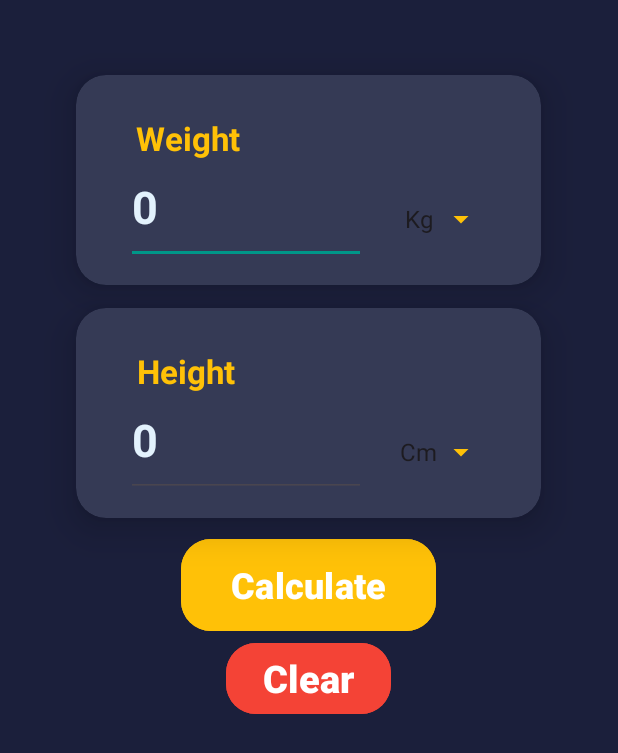
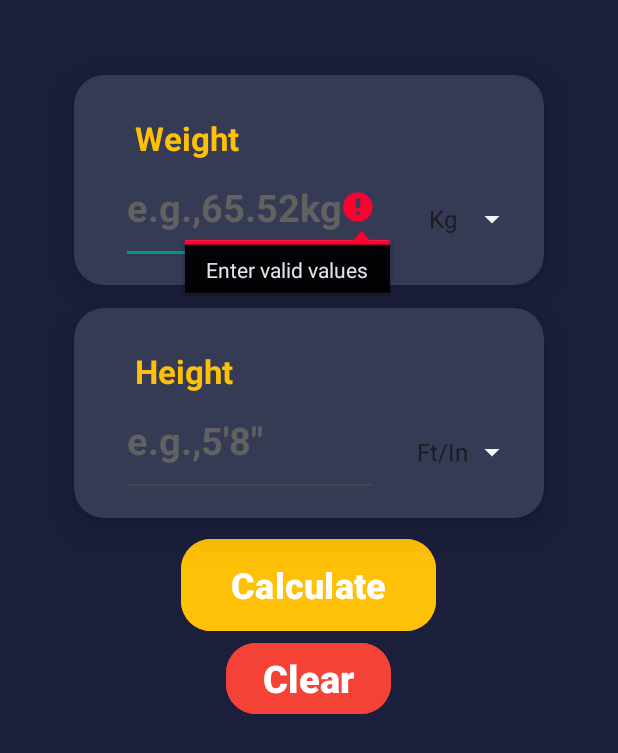
Before and after one commit to haroonwaheed19/BMICalCulator, an Android app: the screen it shows after launch (MainActivity), after a tap on "Calculate", on a phone screen of 412 x 824 dp. Shown: the top 753 px of the screen. Run offline under Robolectric (Android 15) with nearby library versions, the phone set to English and light mode, and no system bars.

Commit message:
Added the functionality to select height in feet/inches

```diff
--- a/app/src/main/java/com/example/bmicalculator/MainActivity.kt
+++ b/app/src/main/java/com/example/bmicalculator/MainActivity.kt
@@ -2,14 +2,17 @@ package com.example.bmicalculator
 
 import android.os.Bundle
 import android.view.View
-import android.widget.*
+import android.widget.AdapterView
+import android.widget.Button
+import android.widget.EditText
+import android.widget.Spinner
+import android.widget.TextView
 import androidx.appcompat.app.AppCompatActivity
+import androidx.cardview.widget.CardView
 import androidx.core.content.ContextCompat
-import androidx.core.view.ViewCompat
-import androidx.core.view.WindowInsetsCompat
-import androidx.cardview.widget.CardView
 
 class MainActivity : AppCompatActivity() {
+
     private lateinit var weightText: EditText
     private lateinit var heightText: EditText
     private lateinit var description: TextView
@@ -19,19 +22,12 @@ class MainActivity : AppCompatActivity() {
     private lateinit var clearBtn: Button
     private lateinit var weightSpinner: Spinner
     private lateinit var heightSpinner: Spinner
-    private lateinit var cvVisibility: CardView // Changed from EditText to CardView
+    private lateinit var cvVisibility: CardView
 
     override fun onCreate(savedInstanceState: Bundle?) {
         super.onCreate(savedInstanceState)
         setContentView(R.layout.activity_main)
 
-        ViewCompat.setOnApplyWindowInsetsListener(findViewById(R.id.main)) { v, insets ->
-            val systemBars = insets.getInsets(WindowInsetsCompat.Type.systemBars())
-            v.setPadding(systemBars.left, systemBars.top, systemBars.right, systemBars.bottom)
-            insets
-        }
-
-        // Initialize views
         weightText = findViewById(R.id.etWeight)
         heightText = findViewById(R.id.etHeight)
         result = findViewById(R.id.tvResultIndex)
@@ -41,7 +37,7 @@ class MainActivity : AppCompatActivity() {
         clearBtn = findViewById(R.id.btnClear)
         heightSpinner = findViewById(R.id.heightSpinner)
         weightSpinner = findViewById(R.id.weightSpinner)
-        cvVisibility = findViewById(R.id.cvResult) // Initialize as CardView
+        cvVisibility = findViewById(R.id.cvResult)
 
         // Clear button functionality
         clearBtn.setOnClickListener {
@@ -53,80 +49,103 @@ class MainActivity : AppCompatActivity() {
             cvVisibility.visibility = View.GONE
         }
 
-        // Calculate button functionality
+        // Add spinner listeners to dynamically update hints
+        weightSpinner.onItemSelectedListener = object : AdapterView.OnItemSelectedListener {
+            override fun onItemSelected(
+                    parent: AdapterView<*>,
+                    view: View?,
+                    position: Int,
+                    id: Long
+            ) {
+                when (parent.getItemAtPosition(position).toString()) {
+                    "Kg" -> weightText.hint = "e.g.,65.52kg"
+                    "Pounds" -> weightText.hint = "e.g.,142.32lb"
+                }
+            }
+
+            override fun onNothingSelected(parent: AdapterView<*>) {}
+        }
+
+        heightSpinner.onItemSelectedListener = object : AdapterView.OnItemSelectedListener {
+            override fun onItemSelected(
+                    parent: AdapterView<*>,
+                    view: View?,
+                    position: Int,
+                    id: Long
+            ) {
+                when (parent.getItemAtPosition(position).toString()) {
+                    "Ft/In" -> heightText.hint = "e.g.,5'8\""
+                    "Cm" -> heightText.hint = "e.g.,172.20cm"
+                    "M" -> heightText.hint = "e.g.,1.72m"
+                }
+            }
+
+            override fun onNothingSelected(parent: AdapterView<*>) {}
+        }
+
+        // Calculate button action
         calculateBtn.setOnClickListener {
             val weightStr = weightText.text.toString()
             val heightStr = heightText.text.toString()
 
             if (validateInput(weightStr, heightStr)) {
-                val weight = weightStr.toFloatOrNull()
-                val height = heightStr.toFloatOrNull()
-                if (weight != null && height != null && weight > 0 && height > 0) {
-                    when {
-                        weightSpinner.selectedItem == "Kg" && heightSpinner.selectedItem == "Cm" -> {
-                            val bmi = calculateBMI(weight, height)
-                            displayResult(bmi)
-                        }
+                var weight = weightStr.toFloat()
+                val heightUnit = heightSpinner.selectedItem.toString()
 
-                        weightSpinner.selectedItem == "Pounds" && heightSpinner.selectedItem == "Cm" -> {
-                            val res = convertToKg(weight)
-                            val bmi = calculateBMI(res, height)
-                            displayResult(bmi)
-                        }
+                // Convert weight based on selected unit
+                when (weightSpinner.selectedItem.toString()) {
+                    "Pounds" -> weight *= 0.453592f // Convert pounds to kilograms
+                }
 
-                        heightSpinner.selectedItem == "M" && weightSpinner.selectedItem == "Pounds" -> {
-                            val res = convertToKg(weight)
-                            var bmi = res / (height * height)
-                            bmi = String.format("%.2f", bmi).toFloat()
-                            displayResult(bmi)
-                        }
+                // Convert height based on selected unit
+                var height = 0f
+                when (heightUnit) {
+                    "Ft/In" -> {
+                        val feet = heightStr.toFloat()
+                        val inches = (feet * 12).toFloat()
+                        val cm = (inches * 2.54).toFloat()
+                        height = cm / 100 // Convert to meters
+                    }
 
-                        heightSpinner.selectedItem == "M" && weightSpinner.selectedItem == "Kg" -> {
-                            var bmi = weight / (height * height)
-                            bmi = String.format("%.2f", bmi).toFloat()
-                            displayResult(bmi)
-                        }
-                    }
+                    "Cm" -> height = heightStr.toFloat() / 100 // Convert cm to meters
+                    "M" -> height = heightStr.toFloat() // Already in meters
+                }
+
+                if (height > 0) {
+                    val bmi = calculateBMI(weight, height)
+                    showBMIResult(bmi)
                 } else {
-                    Toast.makeText(this, "Invalid input", Toast.LENGTH_LONG).show()
+                    heightText.error = "Enter a valid height"
                 }
             }
         }
     }
 
-    private fun convertToKg(weight: Float): Float {
-        return weight * 0.45359237f
+    // Validate input fields
+    private fun validateInput(
+            weightStr: String,
+            heightStr: String
+    ): Boolean {
+        if (weightStr.isEmpty() || heightStr.isEmpty()) {
+            weightText.error = "Enter valid values"
+            return false
+        }
+        return true
     }
 
-    private fun calculateBMI(weight: Float, height: Float): Float {
-        val heightValue = height / 100
-        var bmi = weight / (heightValue * heightValue)
-        bmi = String.format("%.2f", bmi).toFloat()
-        return bmi
+    // BMI calculation formula
+    private fun calculateBMI(
+            weight: Float,
+            height: Float
+    ): Float {
+        return weight / (height * height)
     }
 
-    private fun validateInput(weight: String?, height: String?): Boolean {
-        return when {
-            weight.isNullOrEmpty() -> {
-                Toast.makeText(this, "Weight is Empty", Toast.LENGTH_LONG).show()
-                false
-            }
+    // Display BMI result
+    private fun showBMIResult(bmi: Float) {
+        cvVisibility.visibility = View.VISIBLE
 
-            height.isNullOrEmpty() -> {
-                Toast.makeText(this, "Height is Empty", Toast.LENGTH_LONG).show()
-                false
-            }
-
-            else -> true
-        }
-    }
-
-    private fun displayResult(bmi: Float) {
-        cvVisibility.visibility = View.VISIBLE // Set CardView visibility to visible
-        val infoText = "Normal range is 18.50 - 24.99"
-
-        result.text = bmi.toString()
-        info.text = infoText
+        result.text = String.format("%.2f", bmi)
 
         var resultText = ""
         var color = 0
@@ -134,26 +153,31 @@ class MainActivity : AppCompatActivity() {
         when {
             bmi < 18.50 -> {
                 resultText = "You are Underweight"
-                color = R.color.dark_pink
+                color = R.color.under_weight
+                info.text = getString(R.string.underweight)
             }
 
             bmi in 18.50..24.99 -> {
-                resultText = "You are Healthy"
+                resultText = "Healthy"
                 color = R.color.dark_green
+                info.text = getString(R.string.normal)
             }
 
             bmi in 25.00..29.99 -> {
-                resultText = "You are Overweight"
-                color = R.color.red_700
+                resultText = "Overweight"
+                color = R.color.OVERWEIGHT
+                info.text = getString(R.string.overweight)
             }
 
             bmi > 29.99 -> {
-                resultText = "You are Obese"
-                color = R.color.dark_red
+                resultText = "Obese"
+                color = R.color.Obese
+                info.text = getString(R.string.obese)
             }
         }
 
         description.setTextColor(ContextCompat.getColor(this, color))
+        info.setTextColor(ContextCompat.getColor(this, color))
         description.text = resultText
     }
 }
--- a/app/src/main/res/layout/activity_main.xml
+++ b/app/src/main/res/layout/activity_main.xml
@@ -1,5 +1,6 @@
 <?xml version="1.0" encoding="utf-8"?>
-<androidx.constraintlayout.widget.ConstraintLayout xmlns:android="http://schemas.android.com/apk/res/android"
+<androidx.constraintlayout.widget.ConstraintLayout
+    xmlns:android="http://schemas.android.com/apk/res/android"
     xmlns:app="http://schemas.android.com/apk/res-auto"
     xmlns:tools="http://schemas.android.com/tools"
     android:id="@+id/main"
@@ -15,11 +16,11 @@
         <LinearLayout
             android:layout_width="match_parent"
             android:layout_height="wrap_content"
-            android:orientation="vertical" >
+            android:orientation="vertical">
 
             <androidx.cardview.widget.CardView
                 android:id="@+id/cvWeight"
-                android:layout_width="@dimen/dim_310"
+                android:layout_width="@dimen/dim_313"
                 android:layout_height="@dimen/dim_140"
                 android:layout_gravity="center_horizontal"
                 android:layout_marginTop="@dimen/dim_50"
@@ -37,8 +38,8 @@
                         android:id="@+id/tvWeight"
                         android:layout_width="wrap_content"
                         android:layout_height="wrap_content"
+                        android:padding="@dimen/dim_5"
                         android:text="Weight"
-                        android:padding="@dimen/dim_5"
                         android:textColor="@color/text_Hint"
                         android:textSize="@dimen/font_size_22"
                         android:textStyle="bold"
@@ -51,14 +52,14 @@
 
                     <EditText
                         android:id="@+id/etWeight"
-                        android:layout_width="@dimen/dim_160"
+                        android:layout_width="@dimen/dim_172"
                         android:layout_height="@dimen/dim_75"
-                        android:ems="10"
-                        android:hint="0"
+                        android:contentDescription="Enter your Weight"
+                        android:ems="15"
                         android:inputType="numberDecimal"
-                        android:textColor="@color/amber"
-                        android:textColorHint="@color/blue_50"
-                        android:textSize="@dimen/font_size_30"
+                        android:textColor="@color/blue_50"
+                        android:textColorHint="@color/grey_700"
+                        android:textSize="@dimen/font_size_25"
                         android:textStyle="bold"
                         app:layout_constraintBottom_toBottomOf="parent"
                         app:layout_constraintEnd_toEndOf="parent"
@@ -69,9 +70,9 @@
 
                     <Spinner
                         android:id="@+id/weightSpinner"
-                        android:layout_width="@dimen/dim_85"
+                        android:layout_width="@dimen/dim_94"
                         android:layout_height="wrap_content"
-                        android:backgroundTint="@color/amber"
+                        android:backgroundTint="@color/grey_100"
                         android:entries="@array/weight_units"
                         android:minHeight="@dimen/dim_65"
                         android:paddingTop="@dimen/dim_10"
@@ -81,7 +82,7 @@
                         android:textAlignment="center"
                         app:layout_constraintBottom_toBottomOf="parent"
                         app:layout_constraintEnd_toEndOf="parent"
-                        app:layout_constraintHorizontal_bias="0.87"
+                        app:layout_constraintHorizontal_bias="0.95"
                         app:layout_constraintStart_toStartOf="parent"
                         app:layout_constraintTop_toTopOf="parent"
                         app:layout_constraintVertical_bias="0.85" />
@@ -91,7 +92,7 @@
 
             <androidx.cardview.widget.CardView
                 android:id="@+id/cvHeight"
-                android:layout_width="@dimen/dim_310"
+                android:layout_width="@dimen/dim_313"
                 android:layout_height="@dimen/dim_140"
                 android:layout_gravity="center_horizontal"
                 android:layout_marginTop="@dimen/dim_15"
@@ -109,8 +110,8 @@
                         android:id="@+id/tvHeight"
                         android:layout_width="wrap_content"
                         android:layout_height="wrap_content"
+                        android:padding="@dimen/dim_5"
                         android:text="Height"
-                        android:padding="@dimen/dim_5"
                         android:textColor="@color/text_Hint"
                         android:textSize="@dimen/font_size_22"
                         android:textStyle="bold"
@@ -123,14 +124,14 @@
 
                     <EditText
                         android:id="@+id/etHeight"
-                        android:layout_width="@dimen/dim_160"
+                        android:layout_width="@dimen/dim_172"
                         android:layout_height="@dimen/dim_75"
-                        android:ems="10"
-                        android:hint="0"
+                        android:contentDescription="Enter your height"
+                        android:ems="12"
                         android:inputType="numberDecimal"
-                        android:textColor="@color/amber"
-                        android:textColorHint="@color/blue_50"
-                        android:textSize="@dimen/font_size_30"
+                        android:textColor="@color/blue_50"
+                        android:textColorHint="@color/grey_700"
+                        android:textSize="@dimen/font_size_25"
                         android:textStyle="bold"
                         app:layout_constraintBottom_toBottomOf="parent"
                         app:layout_constraintEnd_toEndOf="parent"
@@ -141,9 +142,9 @@
 
                     <Spinner
                         android:id="@+id/heightSpinner"
-                        android:layout_width="@dimen/dim_85"
+                        android:layout_width="@dimen/dim_94"
                         android:layout_height="wrap_content"
-                        android:backgroundTint="@color/amber"
+                        android:backgroundTint="@color/grey_100"
                         android:entries="@array/height_units"
                         android:minHeight="@dimen/dim_65"
                         android:paddingTop="@dimen/dim_10"
@@ -153,7 +154,7 @@
                         android:textAlignment="center"
                         app:layout_constraintBottom_toBottomOf="parent"
                         app:layout_constraintEnd_toEndOf="parent"
-                        app:layout_constraintHorizontal_bias="0.87"
+                        app:layout_constraintHorizontal_bias="0.95"
                         app:layout_constraintStart_toStartOf="parent"
                         app:layout_constraintTop_toTopOf="parent"
                         app:layout_constraintVertical_bias="0.85" />
@@ -180,9 +181,9 @@
                 android:id="@+id/btnClear"
                 android:layout_width="@dimen/dim_110"
                 android:layout_height="@dimen/dim_55"
-                android:padding="@dimen/dim_5"
                 android:layout_gravity="center_horizontal"
                 android:backgroundTint="@color/red"
+                android:padding="@dimen/dim_5"
                 android:text="Clear"
                 android:textColor="@android:color/white"
                 android:textColorLink="@color/red"
@@ -192,8 +193,8 @@
 
             <androidx.cardview.widget.CardView
                 android:id="@+id/cvResult"
-                android:layout_width="@dimen/dim_310"
-                android:layout_height="@dimen/dim_200"
+                android:layout_width="@dimen/dim_320"
+                android:layout_height="@dimen/dim_220"
                 android:layout_gravity="center_horizontal"
                 android:layout_marginTop="@dimen/dim_5"
                 android:layout_marginBottom="@dimen/dim_1"
@@ -212,8 +213,8 @@
                         android:id="@+id/tvRes"
                         android:layout_width="match_parent"
                         android:layout_height="wrap_content"
+                        android:padding="@dimen/dim_8"
                         android:paddingStart="@dimen/dim_18"
-                        android:padding="@dimen/dim_8"
                         android:text="Result:"
                         android:textColor="@color/amber"
                         android:textSize="@dimen/font_size_30"
@@ -234,7 +235,7 @@
                         android:layout_height="wrap_content"
                         android:textAlignment="center"
                         android:textColor="@color/dark_green"
-                        android:textSize="@dimen/font_size_30"
+                        android:textSize="@dimen/font_size_25"
                         android:textStyle="bold" />
 
                     <TextView
--- a/app/src/main/res/values/colors.xml
+++ b/app/src/main/res/values/colors.xml
@@ -91,8 +91,12 @@
     <color name="success">#FF4CAF50</color>
 
 
-
     <color name="card_background">#353A55</color>
     <color name="layout_background">#1B1F3B</color>
     <color name="text_Hint">#FFC107</color>
+    <color name="under_weight">#E9DF6F</color>
+    <color name="Obese">#DC143C</color>
+    <color name="OVERWEIGHT">#FF8C00</color>
+
+
 </resources>
--- a/app/src/main/res/values/strings.xml
+++ b/app/src/main/res/values/strings.xml
@@ -1,11 +1,16 @@
 <resources>
     <string name="app_name">BMI CalCulator</string>
+    <string name="underweight">You are below the normal weight range.</string>
+    <string name="normal">You are within the normal weight range.</string>
+    <string name="overweight">You are above the normal weight range.</string>
+    <string name="obese">You are in the obese weight range.</string>
     <string-array name="weight_units">
         <item>Kg</item>
         <item>Pounds</item>
     </string-array>
 
     <string-array name="height_units">
+        <item>Ft/In</item>
         <item>Cm</item>
         <item>M</item>
     </string-array>
--- a/gradle/libs.versions.toml
+++ b/gradle/libs.versions.toml
@@ -1,5 +1,5 @@
 [versions]
-agp = "8.6.0"
+agp = "8.6.1"
 kotlin = "1.9.0"
 coreKtx = "1.13.1"
 junit = "4.13.2"
```
Also changed, not shown: app/build.gradle.kts (line endings or trailing spaces).
